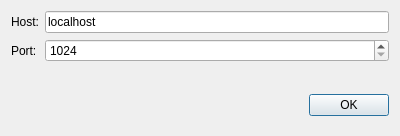
Before: the Qt Designer form main/ServerDialog.ui in RandyParedis/PySysLogQt, drawn with Qt 5.
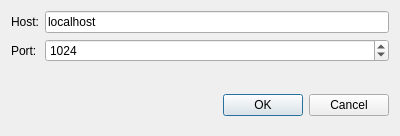
After: the same form once the commit is applied.

```diff
--- a/main/ServerDialog.ui
+++ b/main/ServerDialog.ui
@@ -41,11 +41,14 @@
    <item row="1" column="1">
     <widget class="QSpinBox" name="port">
      <property name="minimum">
-      <number>1024</number>
+      <number>1</number>
      </property>
      <property name="maximum">
       <number>65535</number>
      </property>
+     <property name="value">
+      <number>1024</number>
+     </property>
     </widget>
    </item>
    <item row="3" column="0" colspan="2">
@@ -54,7 +57,7 @@
       <enum>Qt::Horizontal</enum>
      </property>
      <property name="standardButtons">
-      <set>QDialogButtonBox::Ok</set>
+      <set>QDialogButtonBox::Cancel|QDialogButtonBox::Ok</set>
      </property>
     </widget>
    </item>
```
